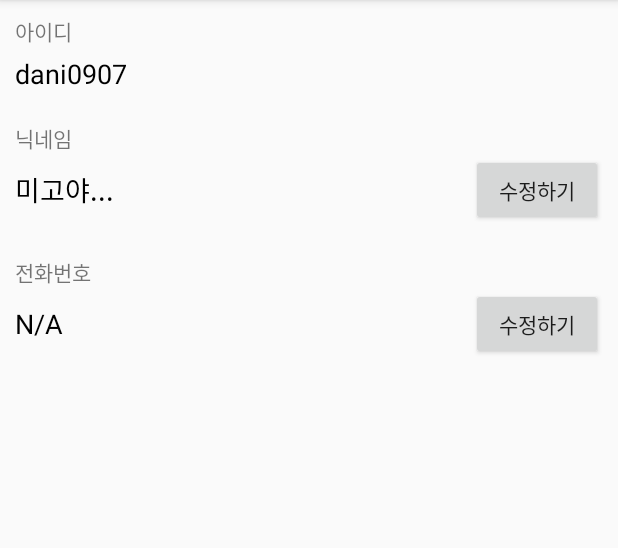
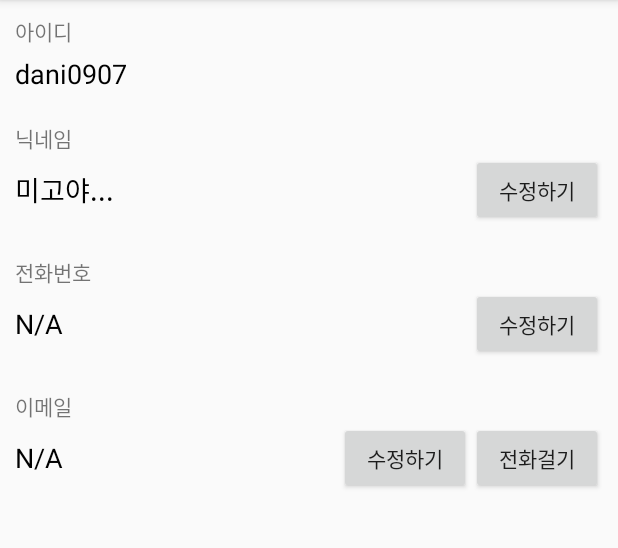
Before and after one commit to dani0907/AndroidBasic03_20200521, an Android app: the screen it shows after launch (MainActivity), on a phone screen of 412 x 824 dp, the part 84-632 px from its top. Run offline under Robolectric (Android 15) with nearby library versions, the phone set to English and light mode, and no system bars; our stand-ins replace data binding.

Commit message:
전화걸기 버튼 배치

```diff
--- a/app/src/main/AndroidManifest.xml
+++ b/app/src/main/AndroidManifest.xml
@@ -9,7 +9,8 @@
         android:roundIcon="@mipmap/ic_launcher_round"
         android:supportsRtl="true"
         android:theme="@style/AppTheme">
-        <activity android:name=".EditUserPhoneActivity"></activity>
+        <activity android:name=".EditUserEmailActivity"></activity>
+        <activity android:name=".EditUserPhoneActivity" />
         <activity android:name=".EditUserNickNameActivity" />
         <activity android:name=".BaseActivity" />
         <activity android:name=".MainActivity">
--- a/app/src/main/res/layout/activity_main.xml
+++ b/app/src/main/res/layout/activity_main.xml
@@ -76,7 +76,39 @@
                 android:layout_height="wrap_content"
                 android:text="수정하기"/>
         </LinearLayout>
+<!--이메일 변경 기능을 직접 만들어보자.-->
 
-
+        <TextView
+            android:layout_width="wrap_content"
+            android:layout_height="wrap_content"
+            android:layout_marginTop="20dp"
+            android:text="이메일"/>
+        <LinearLayout
+            android:layout_width="match_parent"
+            android:layout_height="wrap_content"
+            android:orientation="horizontal"
+            android:gravity="center_vertical">
+            <TextView
+                android:id="@+id/userEmailTxt"
+                android:layout_width="wrap_content"
+                android:layout_height="wrap_content"
+                android:textSize="18sp"
+                android:textColor="#000000"
+                android:text="N/A"/>
+            <TextView
+                android:layout_width="0dp"
+                android:layout_height="wrap_content"
+                android:layout_weight="1"/>
+            <Button
+                android:id="@+id/editEmailBtn"
+                android:layout_width="wrap_content"
+                android:layout_height="wrap_content"
+                android:text="수정하기"/>
+            <Button
+                android:id="@+id/dialBtn"
+                android:layout_width="wrap_content"
+                android:layout_height="wrap_content"
+                android:text="전화걸기"/>
+        </LinearLayout>
     </LinearLayout>
 </layout>
```
Also changed, not shown: app/src/main/java/com/example/androidbasic03_20200521/EditUserEmailActivity.java (added, +50 -0 lines), app/src/main/java/com/example/androidbasic03_20200521/MainActivity.java (+21 -0 lines), app/src/main/res/layout/activity_edit_user_email.xml (added, +29 -0 lines).
